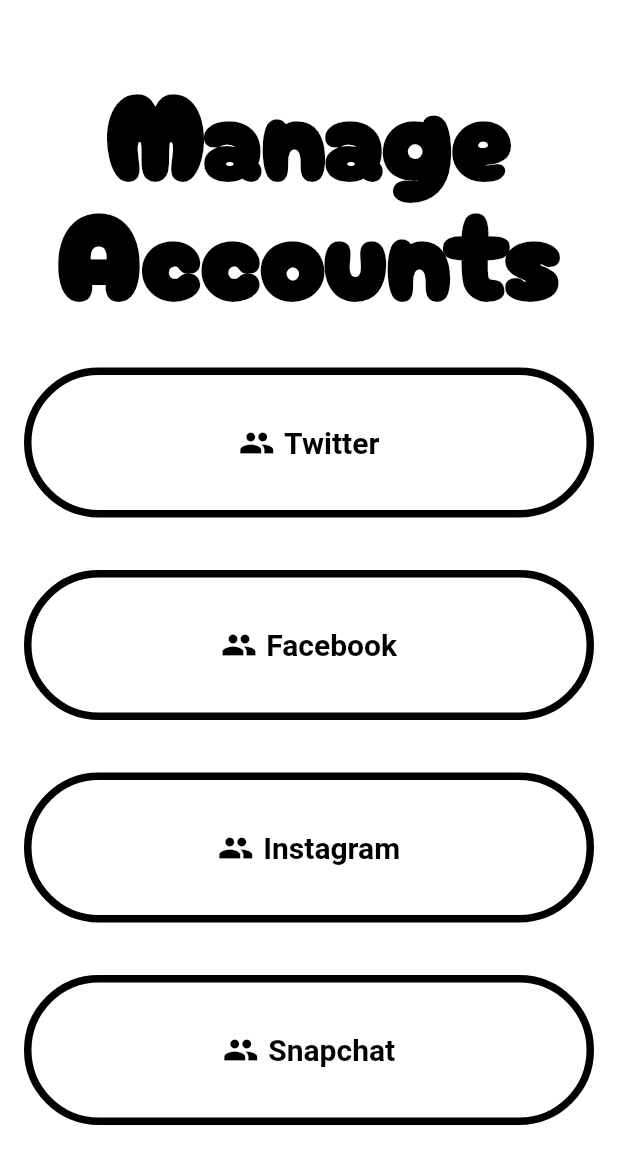
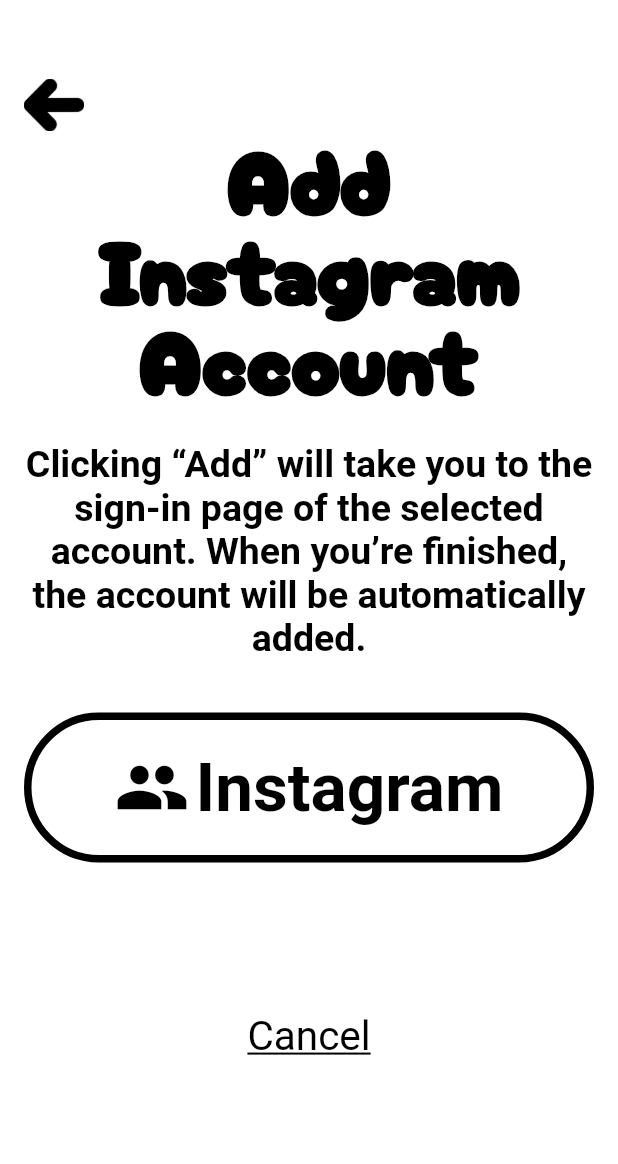
Before and after one commit to LionelQuintanilla/CECS_491A_Senior_Project, a Flutter app: the ManageAccounts screen opened directly, after a tap on "Instagram", on a phone screen of 412 x 824 dp. Shown: the top 1164 px of the screen. Run offline on Flutter 3.47's test engine with Material 2 defaults, Android fonts, the light colour scheme and no system bars; our stand-ins replace firebase_auth, firebase_core, lottie; missing offline and left inert: flutter_overlay_loader, twitter_api_v2, twitter_oauth2_pkce; accounts and stored records are empty.

Commit message:
Added framework for instagram account page

```diff
--- a/firebasetest/lib/routes.dart
+++ b/firebasetest/lib/routes.dart
@@ -1,5 +1,6 @@
 import 'package:firebasetest/screens/create_post.dart';
 import 'package:firebasetest/screens/customer_support.dart';
+import 'package:firebasetest/screens/instagram_add.dart';
 import 'package:firebasetest/screens/verification_screen.dart';
 
 import '/screens/home_screen.dart';
@@ -35,6 +36,9 @@
       case TwitterAdd.id:
         return MaterialPageRoute(builder: (_) => const TwitterAdd());
 
+      case InstagramAdd.id:
+        return MaterialPageRoute(builder: (_) => const InstagramAdd());
+
       case VerifyScreen.id:
         return MaterialPageRoute(builder: (_) => const VerifyScreen());
       default:
--- /dev/null
+++ b/firebasetest/lib/screens/instagram_add.dart
@@ -0,0 +1,174 @@
+import 'package:firebasetest/screens/verification_screen.dart';
+
+import '/components/custom_button.dart';
+import '/components/custom_textfield.dart';
+import '/components/snackbar.dart';
+import '/core/authentication_service.dart';
+import '/core/firebase_exceptions.dart';
+import '/screens/login.dart';
+import '/utils/loader.dart';
+import '/utils/validator.dart';
+import 'package:flutter/material.dart';
+
+import 'package:twitter_api_v2/twitter_api_v2.dart';
+import 'package:twitter_oauth2_pkce/twitter_oauth2_pkce.dart';
+
+import 'dart:async';
+import 'dart:io';
+
+class InstagramAdd extends StatefulWidget{
+  static const String id = 'instagram_add';
+  const InstagramAdd({Key? key}) : super(key:key);
+
+  @override
+  State<InstagramAdd> createState() => _InstagramAdd();
+
+}
+
+class _InstagramAdd extends State<InstagramAdd>{
+  final _key = GlobalKey<FormState>();
+  final _emailController = TextEditingController();
+
+  String? _accessToken;
+  String? _refreshToken;
+
+  @override
+  void dispose(){
+    _emailController.dispose();
+    super.dispose();
+  }
+
+  @override
+  Widget build(BuildContext context){
+    var size = MediaQuery.of(context).size;
+    return Scaffold(
+      body: Container(
+          width: size.width,
+          height: size.height,
+          color: Colors.white,
+          child: SingleChildScrollView(
+            child: Padding(
+              padding: const EdgeInsets.only(
+                  left: 16.0,right: 16.0, top: 50.0, bottom: 25.0),
+              child: Form(
+                key: _key,
+                child: Column(
+                  crossAxisAlignment: CrossAxisAlignment.start,
+                  mainAxisSize: MainAxisSize.min,
+                  children: [
+                    GestureDetector(
+                        onTap: () => Navigator.pop(context),
+                        child: Image.asset('assets/images/backArrow.png',
+                            height: 40,
+                            width: 40)
+                    ),
+                    const Align(
+                      child:
+                      Text(
+                        'Add Instagram',
+                        style: TextStyle(
+                          fontFamily: 'Cherry',
+                          fontSize: 60,
+                          fontWeight: FontWeight.bold,
+                          color: Colors.black,
+                        ),
+                        textAlign: TextAlign.center,
+                      ),
+                    ),
+                    const Align(
+                      child:
+                      Text(
+                        'Account',
+                        style: TextStyle(
+                          fontFamily: 'Cherry',
+                          fontSize: 60,
+                          fontWeight: FontWeight.bold,
+                          color: Colors.black,
+                        ),
+                        textAlign: TextAlign.center,
+                      ),
+                    ),
+                    const SizedBox(height: 25),
+                    const Align(
+                      child:
+                      Text(
+                        "Clicking “Add” will take you to the sign-in page of the selected account. When you’re finished, the account will be automatically added.",
+                        style: TextStyle(
+                          fontSize: 25.0,
+                          fontWeight: FontWeight.bold,
+                          color: Colors.black,
+                        ),
+                        textAlign: TextAlign.center,
+                      ),
+                    ),
+                    const SizedBox(height: 35),
+                    OutlinedButton.icon(
+                      onPressed: () {},
+                      icon: const Icon(
+                        Icons.people,
+                        size: 50.0,
+                      ),
+                      label: const Text('Instagram'),
+                      style: OutlinedButton.styleFrom(
+                        //Button size in order to take up the whole screen
+                        minimumSize: const Size.fromHeight(100),
+                        shape: const StadiumBorder(),
+                        //colors
+                        backgroundColor: Colors.white,
+                        foregroundColor: Colors.black,
+                        //width of the border for our button
+                        side: const BorderSide(width: 5.0, color: Colors.black),
+                        //centers text
+                        alignment: Alignment.center,
+                        textStyle: const TextStyle(fontWeight: FontWeight.bold,fontSize: 45.0),
+                      ),
+                    ),
+                    /*Text('Access Token: $_accessToken'),
+                    Text('Refresh Token: $_refreshToken'),
+                    ElevatedButton(
+                      onPressed: () async {
+                        final oauth2 = TwitterOAuth2Client(
+                          clientId: 'WlJRWEF0Tm1PeGlnMy1wclljakI6MTpjaQ',
+                          clientSecret: '-b-Xr9HBV74Lqqie51-nep9OaHodODIvyF_I7RsUKXu9NUQiMh',
+                          redirectUri: 'org.example.android.oauth://callback/',
+                          customUriScheme: 'org.example.android.oauth',
+                        );
+
+                        final response = await oauth2.executeAuthCodeFlowWithPKCE(
+                          scopes: Scope.values,
+                        );
+
+                        super.setState(() {
+                          _accessToken = response.accessToken;
+                          _refreshToken = response.refreshToken;
+                        });
+                      },
+                      child: const Text('Add'),
+                    ),*/
+                    const SizedBox(height:100),
+                    GestureDetector(
+                        onTap: () => Navigator.pop(context),
+                        child: Align(
+                          alignment: Alignment.center,
+                          child: RichText(
+                            textScaleFactor: .9,
+                            text: const TextSpan(
+                                text: "Cancel",
+                                style: TextStyle(
+                                  decoration: TextDecoration.underline,
+                                  color: Colors.black,
+                                  fontSize: 30,
+                                )
+                            ),
+                          ),
+                        )
+                    )
+                  ],
+                ),
+              ),
+            ),
+          )
+      ),
+    );
+  }
+}
--- a/firebasetest/lib/screens/manage_accounts.dart
+++ b/firebasetest/lib/screens/manage_accounts.dart
@@ -6,6 +6,7 @@
 import '/screens/create_post.dart';
 import '/screens/manage_accounts.dart';
 import '/screens/twitter_add.dart';
+import '/screens/instagram_add.dart';
 
 class ManageAccounts extends StatelessWidget {
   const ManageAccounts({Key? key}) : super(key: key);
@@ -83,7 +84,7 @@
                     ),
                     const SizedBox(height: 35),
                     OutlinedButton.icon(
-                      onPressed: (){},
+                      onPressed: () => Navigator.pushNamed(context, InstagramAdd.id),
                       icon: const Icon(
                         Icons.people,
                         size: 24.0,
```
Also changed, not shown: firebasetest/pubspec.lock, 2 other files.
